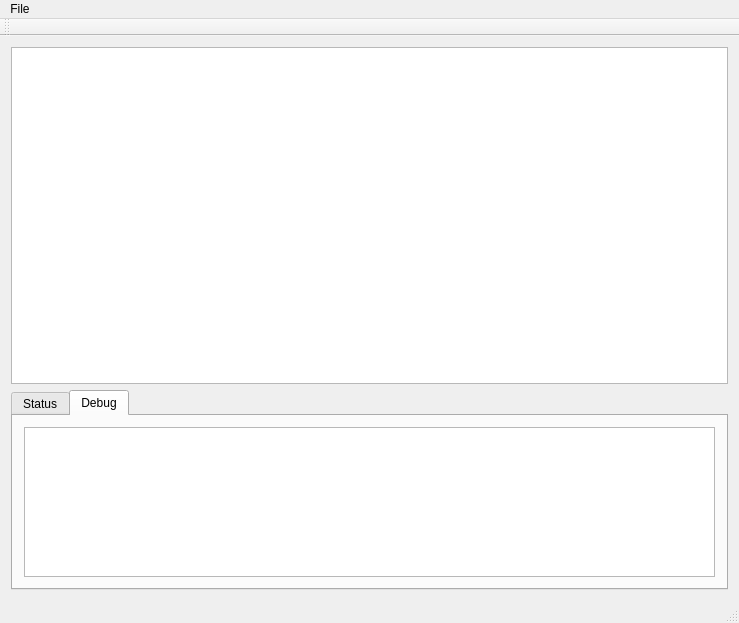
Before: the Qt Designer form microMouseServer/microMouseServer/micromouseserver.ui in zeroDecoder/SFHS_mmSim, drawn with Qt 5.
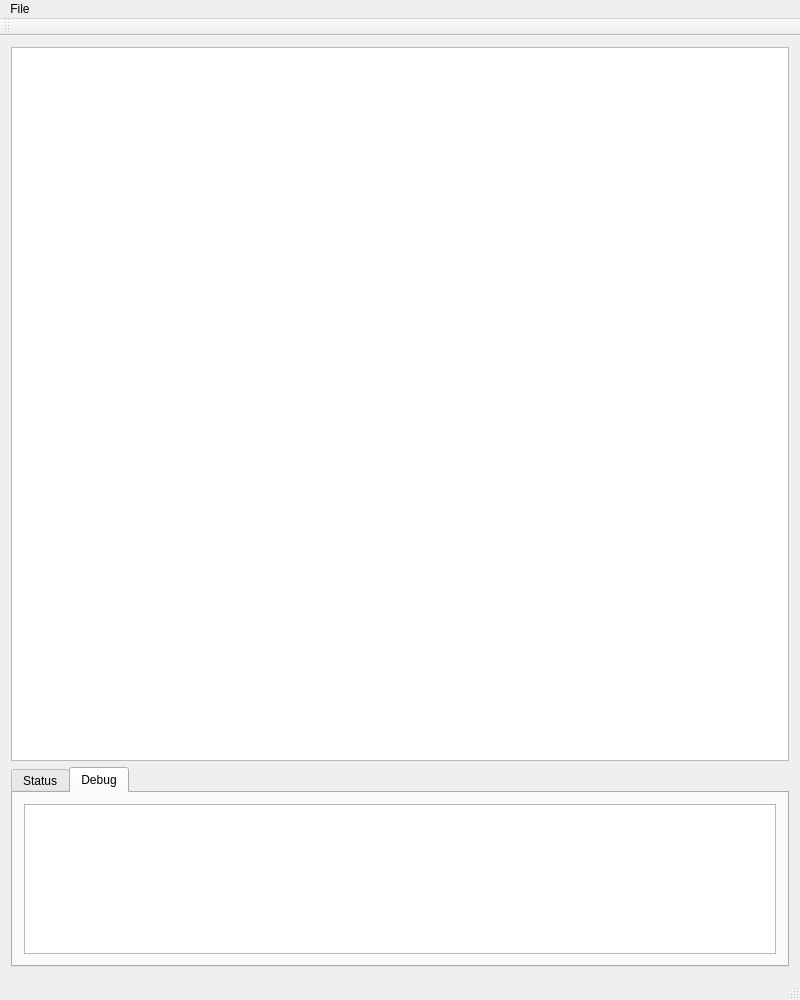
After: the same form once the commit is applied.

The edit to the form file:
```diff
--- a/microMouseServer/microMouseServer/micromouseserver.ui
+++ b/microMouseServer/microMouseServer/micromouseserver.ui
@@ -6,8 +6,8 @@
    <rect>
     <x>0</x>
     <y>0</y>
-    <width>739</width>
-    <height>623</height>
+    <width>800</width>
+    <height>1000</height>
    </rect>
   </property>
   <property name="windowTitle">
@@ -58,7 +58,7 @@
     <rect>
      <x>0</x>
      <y>0</y>
-     <width>739</width>
+     <width>800</width>
      <height>21</height>
     </rect>
    </property>
```
